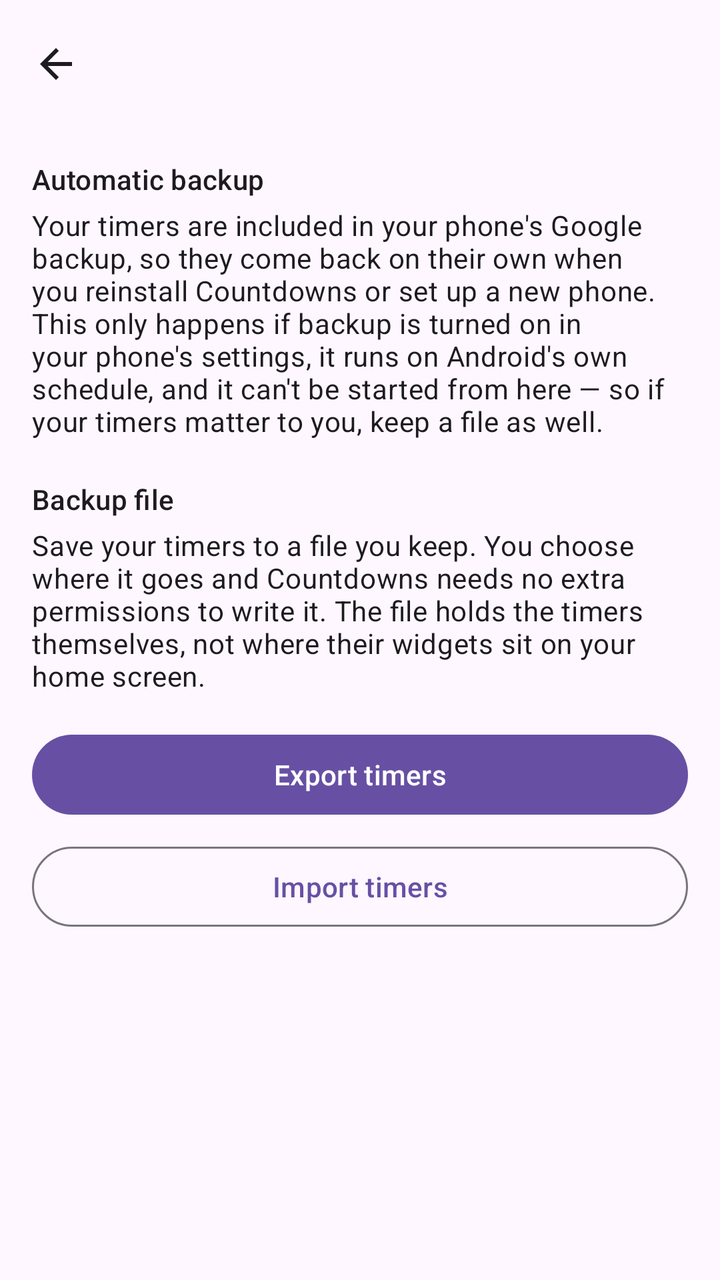
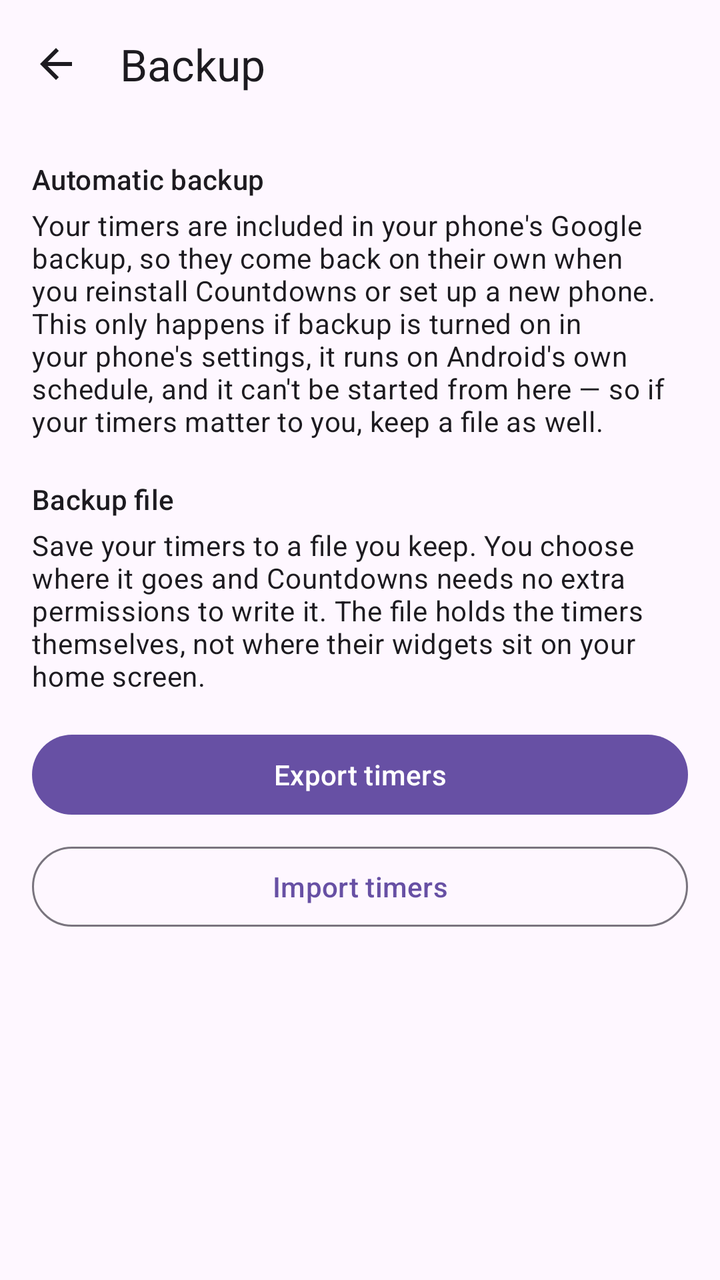

Two renders of the same Android screen: before a commit and after it. Below are the layout's source before the change and the commit's diff.
<!-- AndroidManifest.xml: application theme Theme.CountdownWidgets -->
<!-- res/layout/activity_backup.xml -->
<?xml version="1.0" encoding="utf-8"?>
<LinearLayout xmlns:android="http://schemas.android.com/apk/res/android"
    xmlns:app="http://schemas.android.com/apk/res-auto"
    android:layout_width="match_parent"
    android:layout_height="match_parent"
    android:fitsSystemWindows="true"
    android:orientation="vertical">

    <com.google.android.material.appbar.AppBarLayout
        android:layout_width="match_parent"
        android:layout_height="wrap_content">

        <com.google.android.material.appbar.MaterialToolbar
            android:id="@+id/toolbar"
            android:layout_width="match_parent"
            android:layout_height="?attr/actionBarSize"
            android:title="@string/backup_title"
            app:navigationIcon="@drawable/ic_arrow_back" />
    </com.google.android.material.appbar.AppBarLayout>

    <ScrollView
        android:layout_width="match_parent"
        android:layout_height="0dp"
        android:layout_weight="1"
        android:clipToPadding="false"
        android:padding="@dimen/screen_margin">

        <LinearLayout
            android:layout_width="match_parent"
            android:layout_height="wrap_content"
            android:orientation="vertical">

            
            <TextView
                android:layout_width="match_parent"
                android:layout_height="wrap_content"
                android:paddingBottom="4dp"
                android:text="@string/auto_backup_section"
                android:textAppearance="?attr/textAppearanceTitleSmall" />

            <TextView
                android:layout_width="match_parent"
                android:layout_height="wrap_content"
                android:text="@string/auto_backup_body"
                android:textAppearance="?attr/textAppearanceBodyMedium" />

            
            <TextView
                android:layout_width="match_parent"
                android:layout_height="wrap_content"
                android:paddingTop="@dimen/section_spacing"
                android:paddingBottom="4dp"
                android:text="@string/backup_file_section"
                android:textAppearance="?attr/textAppearanceTitleSmall" />

            <TextView
                android:layout_width="match_parent"
                android:layout_height="wrap_content"
                android:text="@string/backup_file_body"
                android:textAppearance="?attr/textAppearanceBodyMedium" />

            <com.google.android.material.button.MaterialButton
                android:id="@+id/export"
                android:layout_width="match_parent"
                android:layout_height="wrap_content"
                android:layout_marginTop="16dp"
                android:text="@string/export_timers" />

            <com.google.android.material.button.MaterialButton
                android:id="@+id/import_timers"
                style="?attr/materialButtonOutlinedStyle"
                android:layout_width="match_parent"
                android:layout_height="wrap_content"
                android:layout_marginTop="8dp"
                android:text="@string/import_timers" />
        </LinearLayout>
    </ScrollView>
</LinearLayout>
<!-- resources referenced by this layout -->
<resources>
  <dimen name="screen_margin">16dp</dimen>
  <dimen name="section_spacing">20dp</dimen>
  <!-- drawable ic_arrow_back (drawable) -->
  <?xml version="1.0" encoding="utf-8"?>
  <vector xmlns:android="http://schemas.android.com/apk/res/android"
      android:width="24dp"
      android:height="24dp"
      android:autoMirrored="true"
      android:tint="?attr/colorOnSurface"
      android:viewportWidth="24"
      android:viewportHeight="24">
      <path
          android:fillColor="@android:color/white"
          android:pathData="M20,11H7.83l5.59,-5.59L12,4l-8,8 8,8 1.41,-1.41L7.83,13H20v-2z" />
  </vector>
  <string name="auto_backup_body">Your timers are included in your phone\'s Google backup, so they come back on their own when you reinstall Countdowns or set up a new phone. This only happens if backup is turned on in your phone\'s settings, it runs on Android\'s own schedule, and it can\'t be started from here — so if your timers matter to you, keep a file as well.</string>
  <string name="auto_backup_section">Automatic backup</string>
  <string name="backup_file_body">Save your timers to a file you keep. You choose where it goes and Countdowns needs no extra permissions to write it. The file holds the timers themselves, not where their widgets sit on your home screen.</string>
  <string name="backup_file_section">Backup file</string>
  <string name="backup_title">Backup</string>
  <string name="export_timers">Export timers</string>
  <string name="import_timers">Import timers</string>
  <style name="Theme.CountdownWidgets" parent="Theme.Material3.DayNight.NoActionBar" />
</resources>

<!-- the commit's change to res/layout/activity_backup.xml (unified diff, before → after) -->
@@ -14,8 +14,8 @@
             android:id="@+id/toolbar"
             android:layout_width="match_parent"
             android:layout_height="?attr/actionBarSize"
-            android:title="@string/backup_title"
-            app:navigationIcon="@drawable/ic_arrow_back" />
+            app:navigationIcon="@drawable/ic_arrow_back"
+            app:title="@string/backup_title" />
     </com.google.android.material.appbar.AppBarLayout>
 
     <ScrollView
